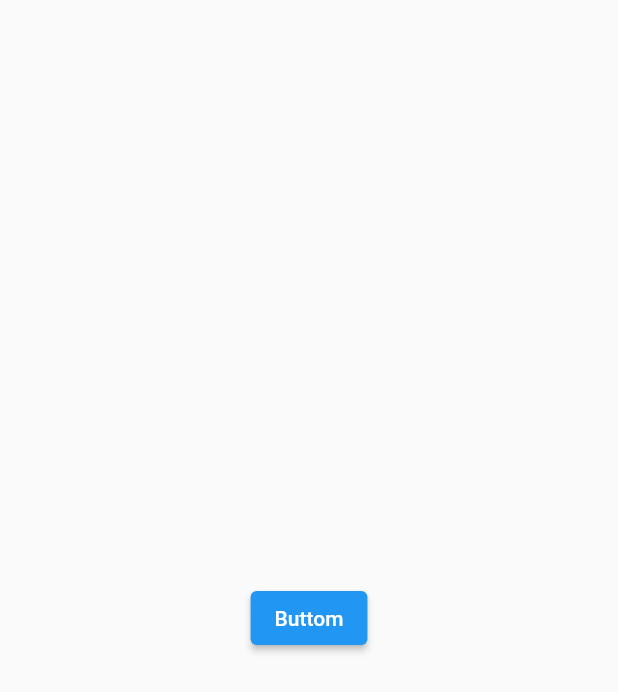
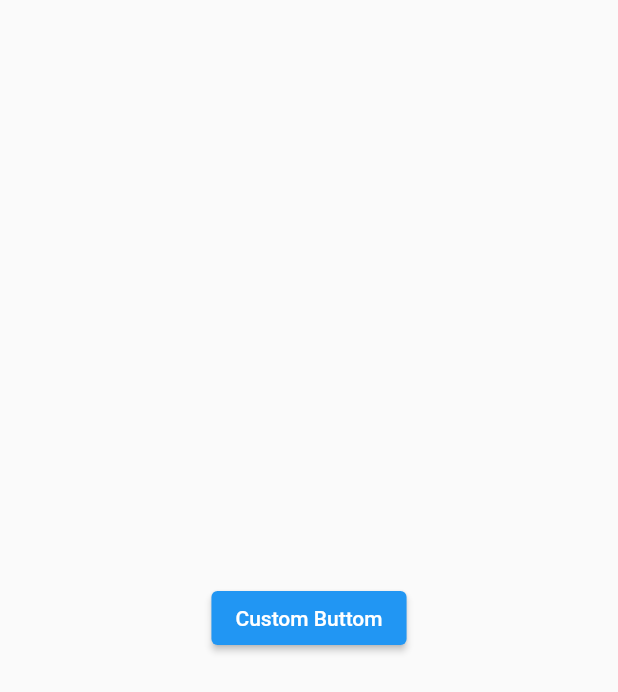
Before and after one commit to jheimes-silveira/storybook_ds, a Flutter app: the screen it shows after launch, on a phone screen of 412 x 824 dp. Shown: the top 692 px of the screen. Run offline on Flutter 3.47's test engine with Material 2 defaults, Android fonts, the light colour scheme and no system bars.

Commit message:
Alterações de niveis de pastas e forma de comunicação na tela

```diff
--- /dev/null
+++ b/example/lib/custom_button.dart
@@ -0,0 +1,130 @@
+import 'package:flutter/material.dart';
+
+enum _CustomTypeButton {
+  contained,
+  text,
+  outline,
+}
+
+class CustomButton extends StatefulWidget {
+  final _CustomTypeButton _type;
+  final String text;
+  final bool loading;
+  final Function() onPressed;
+
+  const CustomButton._raw(
+    this._type, {
+    required this.text,
+    required this.onPressed,
+    required this.loading,
+  });
+
+  factory CustomButton.contained({
+    required String text,
+    required Function() onPressed,
+    bool loading = false,
+  }) {
+    return CustomButton._raw(
+      _CustomTypeButton.contained,
+      text: text,
+      onPressed: onPressed,
+      loading: loading,
+    );
+  }
+  factory CustomButton.text({
+    required String text,
+    required Function() onPressed,
+    bool loading = false,
+  }) {
+    return CustomButton._raw(
+      _CustomTypeButton.text,
+      text: text,
+      onPressed: onPressed,
+      loading: loading,
+    );
+  }
+  factory CustomButton.outline({
+    required String text,
+    required Function() onPressed,
+    bool loading = false,
+  }) {
+    return CustomButton._raw(
+      _CustomTypeButton.outline,
+      text: text,
+      onPressed: onPressed,
+      loading: loading,
+    );
+  }
+
+  @override
+  State<CustomButton> createState() => _CustomButtonState();
+}
+
+class _CustomButtonState extends State<CustomButton> {
+  @override
+  Widget build(BuildContext context) {
+    if (_CustomTypeButton.contained == widget._type) {
+      return _buildContained();
+    }
+    if (_CustomTypeButton.outline == widget._type) {
+      return _buildOutline();
+    }
+    return _buildText();
+  }
+
+  Widget _buildContained() {
+    return ElevatedButton(
+      onPressed: widget.onPressed,
+      child: _buildChild(Theme.of(context).colorScheme.inversePrimary),
+    );
+  }
+
+  Widget _buildOutline() {
+    return OutlinedButton(
+      onPressed: widget.onPressed,
+      child: _buildChild(Theme.of(context).colorScheme.primary),
+    );
+  }
+
+  Widget _buildText() {
+    return TextButton(
+      onPressed: widget.onPressed,
+      child: _buildChild(Theme.of(context).colorScheme.primary),
+    );
+  }
+
+  Stack _buildChild(Color loadingColor) {
+    return Stack(
+      children: [
+        Positioned.fill(
+          bottom: 0,
+          top: 0,
+          right: 0,
+          left: 0,
+          child: Opacity(
+            opacity: widget.loading ? 1 : 0,
+            child: Row(
+              crossAxisAlignment: CrossAxisAlignment.center,
+              mainAxisAlignment: MainAxisAlignment.center,
+              mainAxisSize: MainAxisSize.min,
+              children: [
+                SizedBox(
+                  height: 14,
+                  width: 14,
+                  child: CircularProgressIndicator(
+                    color: loadingColor,
+                    strokeWidth: 1,
+                  ),
+                ),
+              ],
+            ),
+          ),
+        ),
+        Opacity(
+          opacity: widget.loading ? 0 : 1,
+          child: Text(widget.text),
+        ),
+      ],
+    );
+  }
+}
--- a/example/lib/exemple.dart
+++ b/example/lib/exemple.dart
@@ -1,5 +1,7 @@
 import 'package:flutter/material.dart';
 import 'package:storybook_ds/storybook_ds.dart';
+
+import 'custom_button.dart';
 
 class ExemplePage extends StatefulWidget {
   const ExemplePage({Key? key}) : super(key: key);
@@ -14,37 +16,21 @@ class _ExemplePageState extends ComponentBasePage<ExemplePage> {
       type: 'Function()',
       name: 'onPressed',
       required: true,
-      builders: [null, 'construtor1', 'construtor2'],
+      builders: ['contained', 'outline', 'text'],
     ),
     AtributeDto(
       type: 'String',
       name: 'text',
       required: true,
-      selectedValue: VariableOption(value: 'Buttom'),
-      builders: [null, 'construtor1', 'construtor2'],
+      selectedValue: VariableOption(value: 'Custom Buttom'),
+      builders: ['contained', 'outline', 'text'],
     ),
     AtributeDto(
-      type: 'String?',
-      name: 'outroArgumentoOpcional',
-      selectedValue: VariableOption(value: 'Teste'),
-      // builders: [null, 'construtor1', 'construtor2'],
+      type: 'bool',
+      name: 'loading',
+      selectedValue: VariableOption(value: false),
+      builders: ['contained', 'outline', 'text'],
     ),
-    AtributeDto(
-        type: 'IconData',
-        name: 'icon',
-        selectedValue: VariableOption(value: Icons.abc_outlined),
-        builders: [
-          'construtor2',
-          'construtor3',
-          'construtor4',
-          'construtor5',
-        ],
-        variableOptions: [
-          VariableOption(value: Icons.abc_outlined),
-          VariableOption(value: Icons.abc),
-          VariableOption(value: Icons.ac_unit_outlined),
-          VariableOption(value: Icons.adb_outlined),
-        ]),
   ];
 
   @override
@@ -54,29 +40,62 @@ class _ExemplePageState extends ComponentBasePage<ExemplePage> {
 
   @override
   Widget buildComponentWidget(BuildContext context) {
+    if (selectedConstructor == 'contained') {
+      return _buildContained();
+    }
+    if (selectedConstructor == 'outline') {
+      return _buildOutline();
+    }
+    if (selectedConstructor == 'text') {
+      return _buildText();
+    }
     return Scaffold(
       body: Center(
-        child: ElevatedButton(
-          child: Text(getWhereAtribut(atributs(), 'text')),
+        child: CustomButton.contained(
+          text: getWhereAtribut(atributs(), 'text'),
           onPressed: () {},
         ),
       ),
     );
   }
 
+  Widget _buildContained() {
+    return CustomButton.contained(
+      text: getWhereAtribut(atributs(), 'text'),
+      loading: getWhereAtribut(atributs(), 'loading'),
+      onPressed: () {},
+    );
+  }
+
+  Widget _buildOutline() {
+    return CustomButton.outline(
+      text: getWhereAtribut(atributs(), 'text'),
+      loading: getWhereAtribut(atributs(), 'loading'),
+      onPressed: () {},
+    );
+  }
+
+  Widget _buildText() {
+    return CustomButton.text(
+      text: getWhereAtribut(atributs(), 'text'),
+      loading: getWhereAtribut(atributs(), 'loading'),
+      onPressed: () {},
+    );
+  }
+
   @override
   String description() {
-    return 'O componente de alerta permite mostrar mensagens de alerta para o usuário';
+    return 'Takimata sanctus amet dolores accusam dolores stet nonumy dolore sea, tempor voluptua elitr invidunt duo takimata erat. Consetetur lorem diam et tempor dolores est nonumy dolor. Et dolor ea amet diam, et eirmod et labore sea et rebum elitr. Magna diam no takimata et amet justo eos erat. Dolor erat ipsum diam diam sed duo stet, diam lorem clita lorem ut sanctus sit eos, duo est duo elitr diam et diam magna sit erat. Magna nonumy elitr clita takimata, elitr sit nonumy ipsum et sit vero, lorem est dolor sanctus sed et amet dolor. Et amet amet ea amet erat amet diam ea ut, invidunt ipsum dolor consetetur sit ipsum tempor, no et est sea voluptua tempor et, accusam dolores est accusam ea magna lorem ea gubergren sit. Clita dolores diam nonumy et et sit tempor, amet accusam at stet lorem kasd labore. Erat rebum gubergren clita stet. Stet et diam lorem eos sanctus ipsum, est ipsum et clita dolor dolor, est sea ea et amet lorem est sit. At dolore diam magna at vero dolor magna sit diam. Dolores sit gubergren eos voluptua ea, gubergren voluptua vero sea eos ipsum elitr. Ipsum dolore kasd stet rebum est amet erat.';
   }
 
   @override
   String nameObjectInDisplay() {
-    return 'CCAlert';
+    return 'CustomButton';
   }
 
   @override
   String title() {
-    return 'CCAlert';
+    return 'Custom Button';
   }
 
   @override
--- a/lib/src/modules/components/presentation/ui/base/component_base_page.dart
+++ b/lib/src/component_base_page.dart
@@ -1,9 +1,9 @@
 import 'package:flutter/foundation.dart';
 import 'package:flutter/material.dart';
 
-import '../../../data/models/dto/atribute_dto.dart';
-import '../../../presentation/ui/widgets/content_widget.dart';
-import '../../../presentation/ui/widgets/device_widget.dart';
+import 'models/dto/atribute_dto.dart';
+import 'widgets/content_widget.dart';
+import 'widgets/device_widget.dart';
 
 abstract class ComponentBasePage<T extends StatefulWidget> extends State {
   String nameObjectInDisplay();
--- a/lib/storybook_ds.dart
+++ b/lib/storybook_ds.dart
@@ -1,4 +1,4 @@
 library storybook_ds;
 
-export 'src/modules/components/data/models/dto/atribute_dto.dart';
-export 'src/modules/components/presentation/ui/base/component_base_page.dart';
+export 'src/models/dto/atribute_dto.dart';
+export 'src/component_base_page.dart';
--- a/pubspec.yaml
+++ b/pubspec.yaml
@@ -1,8 +1,6 @@
 name: storybook_ds
 description: A new Flutter project.
 homepage: https://github.com/jheimes-silveira/storybook_ds
-publish_to: "none"
-
 version: 1.0.0+1
 
 environment:
```
Also changed, not shown: lib/src/core/models/entities/user_entity.dart (deleted, +0 -11 lines), lib/src/widgets/content_widget.dart (renamed from lib/src/modules/components/presentation/ui/widgets/content_widget.dart, +6 -7 lines), lib/src/models/dto/atribute_dto.dart (renamed from lib/src/modules/components/data/models/dto/atribute_dto.dart), lib/src/utils/utils.dart (renamed from lib/src/core/utils/utils.dart), lib/src/widgets/device_widget.dart (renamed from lib/src/modules/components/presentation/ui/widgets/device_widget.dart).
